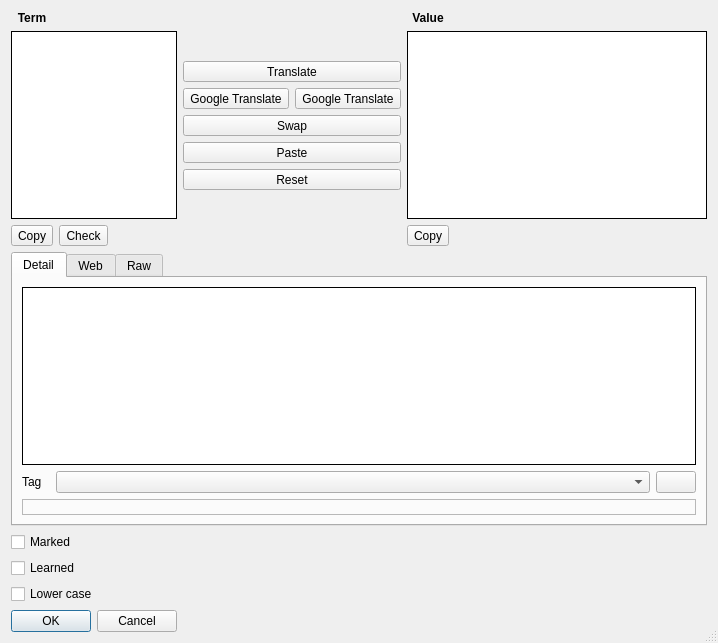
Old version of the form Projects/iTeacher/Ui/WordEditor.ui in the repository skynowa/iTeacher.
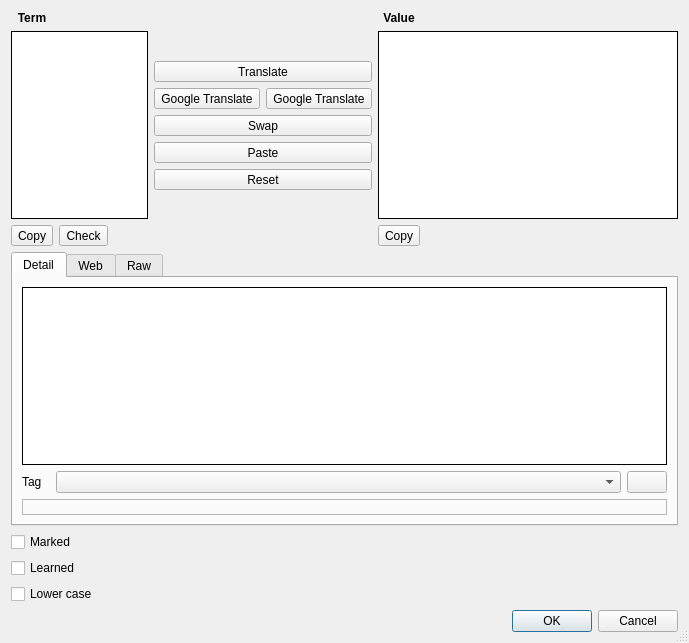
New version of the form. Icons and pictures are not drawn.

Commit message: WordEditor.ui [26+/13-] - OK buttons - fix

```diff
--- a/Projects/iTeacher/Ui/WordEditor.ui
+++ b/Projects/iTeacher/Ui/WordEditor.ui
@@ -382,19 +382,6 @@
      </property>
     </widget>
    </item>
-   <item row="13" column="0" colspan="3">
-    <widget class="QDialogButtonBox" name="bbxButtons">
-     <property name="sizePolicy">
-      <sizepolicy hsizetype="Minimum" vsizetype="Fixed">
-       <horstretch>0</horstretch>
-       <verstretch>0</verstretch>
-      </sizepolicy>
-     </property>
-     <property name="standardButtons">
-      <set>QDialogButtonBox::Cancel|QDialogButtonBox::Ok</set>
-     </property>
-    </widget>
-   </item>
    <item row="4" column="3" colspan="2">
     <widget class="QToolButton" name="tbtnTermValueSwap">
      <property name="sizePolicy">
@@ -434,6 +421,32 @@
      </property>
     </widget>
    </item>
+   <item row="13" column="6">
+    <widget class="QDialogButtonBox" name="bbxButtons">
+     <property name="sizePolicy">
+      <sizepolicy hsizetype="Minimum" vsizetype="Fixed">
+       <horstretch>0</horstretch>
+       <verstretch>0</verstretch>
+      </sizepolicy>
+     </property>
+     <property name="standardButtons">
+      <set>QDialogButtonBox::Cancel|QDialogButtonBox::Ok</set>
+     </property>
+    </widget>
+   </item>
+   <item row="13" column="0" colspan="6">
+    <spacer name="horizontalSpacer_3">
+     <property name="orientation">
+      <enum>Qt::Horizontal</enum>
+     </property>
+     <property name="sizeHint" stdset="0">
+      <size>
+       <width>40</width>
+       <height>20</height>
+      </size>
+     </property>
+    </spacer>
+   </item>
   </layout>
  </widget>
  <tabstops>
```
